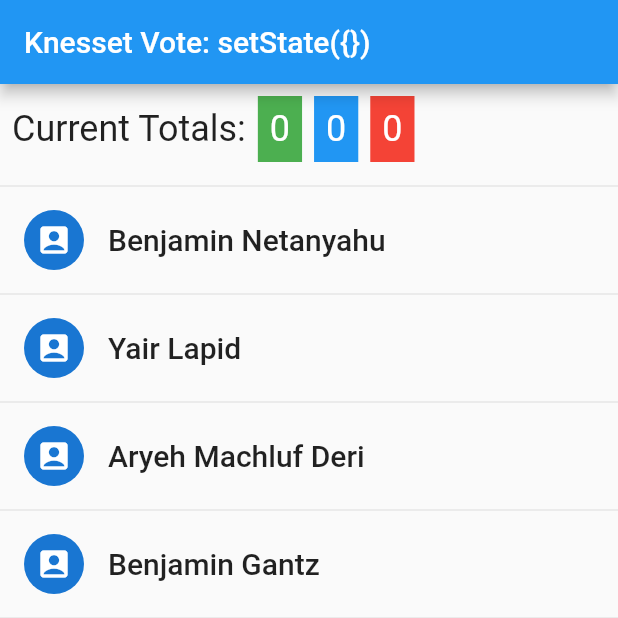
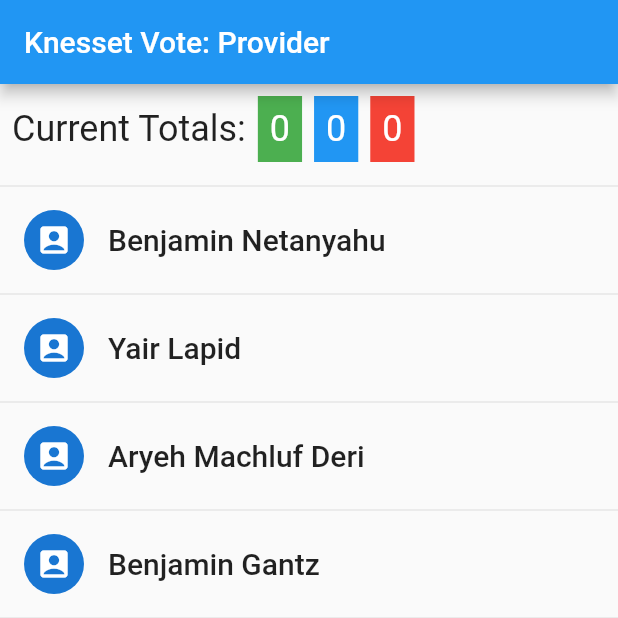
Before and after one commit to arielbh/flutter_state_session, a Flutter app: the screen it shows after launch, on a phone screen of 412 x 824 dp, the top half of it. Run offline on Flutter 3.47's test engine with Material 2 defaults, Android fonts, the phone set to English and light mode, and no system bars.

Commit message:
Step2: Provider

```diff
--- a/lib/app_bar.dart
+++ b/lib/app_bar.dart
@@ -1,10 +1,9 @@
 import 'package:flutter/material.dart';
 import 'package:flutter/widgets.dart';
 
-const appTitle = "Knesset Vote: setState({})";
+const appTitle = "Knesset Vote: Provider";
 
 class MyAppBar extends StatelessWidget implements PreferredSizeWidget {
-
   const MyAppBar({Key? key}) : super(key: key);
 
   @override
--- a/lib/main.dart
+++ b/lib/main.dart
@@ -4,11 +4,18 @@
 import 'package:knesset_app/models/vote.dart';
 import 'package:knesset_app/services/mk_data_service.dart';
 import 'package:knesset_app/views/mk_list_widget.dart';
-import 'package:knesset_app/views/mk_vote_widget.dart';
 import 'package:knesset_app/views/vote_totals_widget.dart';
+import 'package:provider/provider.dart';
 
+//TODO: Empasize the root provider and Vote is now notifier
 void main() {
-  runApp(MyApp());
+  runApp(MultiProvider(
+    providers: [
+      Provider<MkDataService>(create: (_) => MkDataService()),
+      ChangeNotifierProvider(create: (_) => Vote({})),
+    ],
+    child: MyApp(),
+  ));
 }
 
 class MyApp extends StatelessWidget {
@@ -23,48 +30,27 @@
     );
   }
 }
-
-class MyHomePage extends StatefulWidget {
+//TODO: Empasize how most widgets (except vote, tell them why) are now stateless
+class MyHomePage extends StatelessWidget {
   MyHomePage({Key? key}) : super(key: key);
-
-  @override
-  _MyHomePageState createState() => _MyHomePageState();
-}
-
-class _MyHomePageState extends State<MyHomePage> {
-  List<KnessetMember> _members = [];
-  Vote _vote = Vote({});
-  @override
-  void initState() {
-    super.initState();
-    MkDataService().getMembers().then((value) => setState(() => _members = value.toList()));
-  }
 
   @override
   Widget build(BuildContext context) {
     return Scaffold(
         appBar: MyAppBar(),
-        body: _members.isEmpty
-            ? Center(child: CircularProgressIndicator())
-            : Column(
-                children: [
-                  VoteTotalsWidget(vote: _vote),
-                  Expanded(
-                    child: MkListWidget(
-                        members: _members,
-                        vote: _vote,
-                        onSelectMember: (member) async {
-                          final vote = await Navigator.push<VoteOptions>(context, MaterialPageRoute(builder: (context) {
-                            return MkVoteWidget(member: member);
-                          }));
-                          if (vote != null) {
-                            setState(() {
-                              _vote.addVote(member, vote);
-                            });
-                          }
-                        }),
-                  ),
-                ],
-              ));
+        body: FutureBuilder<Iterable<KnessetMember>>(
+            future: context.watch<MkDataService>().getMembers(),
+            initialData: [],
+            builder: (context, result) {
+              final members = result.data?.toList() ?? [];
+              return members.isEmpty
+                  ? Center(child: CircularProgressIndicator())
+                  : Column(children: [
+                      VoteTotalsWidget(),
+                      Expanded(
+                        child: MkListWidget(members: members),
+                      ),
+                    ]);
+            }));
   }
 }
--- a/lib/models/vote.dart
+++ b/lib/models/vote.dart
@@ -3,12 +3,14 @@
 
 enum VoteOptions { favor, oppose, abstain }
 
-class Vote {
+class Vote extends ChangeNotifier {
   final Map<KnessetMember, VoteOptions> votes;
-
   Vote(this.votes);
 
-  void addVote(KnessetMember member, VoteOptions vote) => votes[member] = vote;
+  void addVote(KnessetMember member, VoteOptions vote) {
+    votes[member] = vote;
+    notifyListeners();
+  }
 }
 
 extension VoteOptionsString on VoteOptions {
--- a/lib/views/mk_list_widget.dart
+++ b/lib/views/mk_list_widget.dart
@@ -2,38 +2,30 @@
 import 'package:flutter/widgets.dart';
 import 'package:knesset_app/models/mk.dart';
 import 'package:knesset_app/models/vote.dart';
+import 'package:knesset_app/views/mk_vote_widget.dart';
+import 'package:provider/provider.dart';
 
-class MkListWidget extends StatefulWidget {
+class MkListWidget extends StatelessWidget {
   final List<KnessetMember> members;
-  final Vote vote;
-  final Function(KnessetMember) onSelectMember;
-  const MkListWidget({
-    Key? key,
-    required this.members,
-    required this.vote,
-    required this.onSelectMember,
-  }) : super(key: key);
+  const MkListWidget({Key? key, required this.members}) : super(key: key);
 
-  @override
-  _MkListWidgetState createState() => _MkListWidgetState();
-}
-
-class _MkListWidgetState extends State<MkListWidget> {
   @override
   Widget build(BuildContext context) {
     final theme = Theme.of(context);
 
-    return ListView.builder(
-        itemCount: widget.members.length,
+    return Consumer<Vote>(
+        builder: (context, vote, child) => ListView.builder(
+            itemCount: members.length,
             itemBuilder: (BuildContext context, int index) {
-          final member = widget.members[index];
+              final member = members[index];
               final name = member.name;
-          final voteOption = widget.vote.votes[member];
+              final voteOption = vote.votes[member];
 
               return Column(
                 children: [
                   ListTile(
-                onTap: () => widget.onSelectMember(widget.members[index]),
+                    onTap: () =>
+                        Navigator.push(context, MaterialPageRoute(builder: (context) => MkVoteWidget(member: member))),
                     leading: CircleAvatar(
                       child: new Icon(Icons.account_box),
                     ),
@@ -41,7 +33,8 @@
                     trailing: voteOption != null
                         ? Container(
                             width: 80.0,
-                        decoration: BoxDecoration(color: voteOption.color, borderRadius: BorderRadius.circular(8.0)),
+                            decoration:
+                                BoxDecoration(color: voteOption.color, borderRadius: BorderRadius.circular(8.0)),
                             padding: const EdgeInsets.all(4.0),
                             child: Text(voteOption.display,
                                 textAlign: TextAlign.center,
@@ -52,6 +45,6 @@
                   new Divider(),
                 ],
               );
-        });
+            }));
   }
 }
--- a/lib/views/mk_vote_widget.dart
+++ b/lib/views/mk_vote_widget.dart
@@ -5,6 +5,7 @@
 import 'package:knesset_app/app_bar.dart';
 import 'package:knesset_app/models/mk.dart';
 import 'package:knesset_app/models/vote.dart';
+import 'package:provider/provider.dart';
 
 class MkVoteWidget extends StatefulWidget {
   final KnessetMember member;
@@ -75,6 +76,7 @@
 
   void _onVote(BuildContext context, VoteOptions vote) {
     _timer.cancel();
-    Navigator.pop(context, vote);
+    context.read<Vote>().addVote(widget.member, vote);
+    Navigator.pop(context);
   }
 }
--- a/lib/views/vote_totals_widget.dart
+++ b/lib/views/vote_totals_widget.dart
@@ -1,17 +1,11 @@
 import 'package:flutter/material.dart';
 import 'package:flutter/widgets.dart';
 import 'package:knesset_app/models/vote.dart';
+import 'package:provider/provider.dart';
 
-class VoteTotalsWidget extends StatefulWidget {
-  final Vote vote;
+class VoteTotalsWidget extends StatelessWidget {
+  VoteTotalsWidget({Key? key}) : super(key: key);
 
-  VoteTotalsWidget({Key? key, required this.vote}) : super(key: key);
-
-  @override
-  _VoteTotalsWidgetState createState() => _VoteTotalsWidgetState();
-}
-
-class _VoteTotalsWidgetState extends State<VoteTotalsWidget> {
   Widget _totalCounter(Vote vote, VoteOptions voteOption, ThemeData theme) => Container(
         padding: const EdgeInsets.all(8.0),
         color: voteOption.color,
@@ -25,7 +19,8 @@
   Widget build(BuildContext context) {
     final theme = Theme.of(context);
 
-    return Column(
+    return Consumer<Vote>(
+        builder: (context, vote, child) => Column(
               children: [
                 Padding(
                   padding: const EdgeInsets.all(8.0),
@@ -36,16 +31,16 @@
                         style: theme.textTheme.headline5,
                       ),
                       SizedBox(width: 8.0),
-              _totalCounter(widget.vote, VoteOptions.favor, theme),
+                      _totalCounter(vote, VoteOptions.favor, theme),
                       SizedBox(width: 8.0),
-              _totalCounter(widget.vote, VoteOptions.abstain, theme),
+                      _totalCounter(vote, VoteOptions.abstain, theme),
                       SizedBox(width: 8.0),
-              _totalCounter(widget.vote, VoteOptions.oppose, theme),
+                      _totalCounter(vote, VoteOptions.oppose, theme),
                     ],
                   ),
                 ),
                 Divider()
               ],
-    );
+            ));
   }
 }
--- a/pubspec.yaml
+++ b/pubspec.yaml
@@ -24,6 +24,7 @@
   flutter:
     sdk: flutter
 
+  provider: ^5.0.0
 
   # The following adds the Cupertino Icons font to your application.
   # Use with the CupertinoIcons class for iOS style icons.
```
Also changed, not shown: pubspec.lock. Lines whose indentation alone changed are shown as unchanged.
